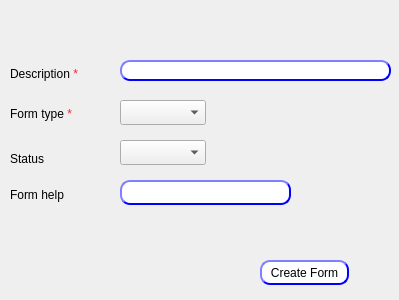
Above: presentation/authorization_ui/createForm.ui from shymaa123456/HyperPOS2020 before the change. Below: the same form after it.
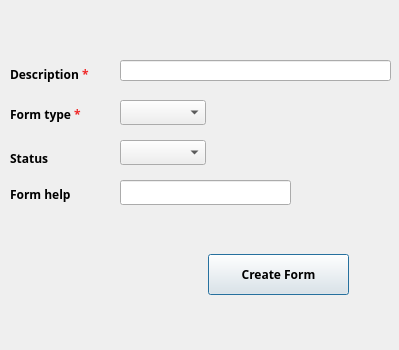
That is the form after the change.

Diff of the .ui file:
```diff
--- a/presentation/authorization_ui/createForm.ui
+++ b/presentation/authorization_ui/createForm.ui
@@ -7,9 +7,21 @@
     <x>0</x>
     <y>0</y>
     <width>399</width>
-    <height>300</height>
+    <height>350</height>
    </rect>
   </property>
+  <property name="minimumSize">
+   <size>
+    <width>399</width>
+    <height>350</height>
+   </size>
+  </property>
+  <property name="maximumSize">
+   <size>
+    <width>399</width>
+    <height>350</height>
+   </size>
+  </property>
   <property name="windowTitle">
    <string>Form</string>
   </property>
@@ -26,35 +38,19 @@
   <widget class="QPushButton" name="BTN_createForm">
    <property name="geometry">
     <rect>
-     <x>260</x>
-     <y>260</y>
-     <width>89</width>
-     <height>25</height>
+     <x>208</x>
+     <y>254</y>
+     <width>141</width>
+     <height>41</height>
     </rect>
    </property>
-   <property name="styleSheet">
-    <string notr="true">QPushButton{
-                                        background-color: white;
-                                        border-style: outset;
-                                        border-width: 2px;
-                                        border-radius: 10px;
-                                        border-color: blue;
-                                        min-width: 6em;
-                                        }
-                                        QPushButton:hover {
-                                        background: qradialgradient(
-                                        cx: 0.3, cy: -0.4, fx: 0.3, fy: -0.4,
-                                        radius: 1.35, stop: 0 #fff, stop: 1 #bbb
-                                        );
-                                        }
-                                        QPushButton:pressed {
-                                        border-style: inset;
-                                        background: qradialgradient(
-                                        cx: 0.4, cy: -0.1, fx: 0.4, fy: -0.1,
-                                        radius: 1.35, stop: 0 #fff, stop: 1 #ddd
-                                        );
-                                        }
-                                    </string>
+   <property name="font">
+    <font>
+     <family>29LT Bukra Regular</family>
+     <pointsize>9</pointsize>
+     <weight>75</weight>
+     <bold>true</bold>
+    </font>
    </property>
    <property name="text">
     <string>Create Form</string>
@@ -69,6 +65,14 @@
      <height>29</height>
     </rect>
    </property>
+   <property name="font">
+    <font>
+     <family>29LT Bukra Regular</family>
+     <pointsize>9</pointsize>
+     <weight>75</weight>
+     <bold>true</bold>
+    </font>
+   </property>
    <property name="text">
     <string>&lt;html&gt;&lt;head/&gt;&lt;body&gt;&lt;p&gt;Description &lt;span style=&quot; color:#ef2929;&quot;&gt;*&lt;/span&gt;&lt;/p&gt;&lt;/body&gt;&lt;/html&gt;</string>
    </property>
@@ -82,6 +86,14 @@
      <height>17</height>
     </rect>
    </property>
+   <property name="font">
+    <font>
+     <family>29LT Bukra Regular</family>
+     <pointsize>9</pointsize>
+     <weight>75</weight>
+     <bold>true</bold>
+    </font>
+   </property>
    <property name="text">
     <string>Status</string>
    </property>
@@ -95,29 +107,13 @@
      <height>21</height>
     </rect>
    </property>
-   <property name="styleSheet">
-    <string notr="true">QLineEdit{
-                                        background-color: white;
-                                        border-style: outset;
-                                        border-width: 2px;
-                                        border-radius: 10px;
-                                        border-color: blue;
-                                        min-width: 6em;
-                                        }
-                                        QLineEdit:hover {
-                                        background: qradialgradient(
-                                        cx: 0.3, cy: -0.4, fx: 0.3, fy: -0.4,
-                                        radius: 1.35, stop: 0 #fff, stop: 1 #bbb
-                                        );
-                                        }
-                                       QLineEdit:pressed {
-                                        border-style: inset;
-                                        background: qradialgradient(
-                                        cx: 0.4, cy: -0.1, fx: 0.4, fy: -0.1,
-                                        radius: 1.35, stop: 0 #fff, stop: 1 #ddd
-                                        );
-                                        }
-                                    </string>
+   <property name="font">
+    <font>
+     <family>29LT Bukra Regular</family>
+     <pointsize>9</pointsize>
+     <weight>75</weight>
+     <bold>true</bold>
+    </font>
    </property>
   </widget>
   <widget class="QLabel" name="label_7">
@@ -129,6 +125,14 @@
      <height>29</height>
     </rect>
    </property>
+   <property name="font">
+    <font>
+     <family>29LT Bukra Regular</family>
+     <pointsize>9</pointsize>
+     <weight>75</weight>
+     <bold>true</bold>
+    </font>
+   </property>
    <property name="text">
     <string>&lt;html&gt;&lt;head/&gt;&lt;body&gt;&lt;p&gt;Form type&lt;span style=&quot; color:#ef2929;&quot;&gt;
                     *&lt;/span&gt;&lt;/p&gt;&lt;/body&gt;&lt;/html&gt;
@@ -144,29 +148,13 @@
      <height>25</height>
     </rect>
    </property>
-   <property name="styleSheet">
-    <string notr="true">QLineEdit{
-                                        background-color: white;
-                                        border-style: outset;
-                                        border-width: 2px;
-                                        border-radius: 10px;
-                                        border-color: blue;
-                                        min-width: 6em;
-                                        }
-                                        QLineEdit:hover {
-                                        background: qradialgradient(
-                                        cx: 0.3, cy: -0.4, fx: 0.3, fy: -0.4,
-                                        radius: 1.35, stop: 0 #fff, stop: 1 #bbb
-                                        );
-                                        }
-                                       QLineEdit:pressed {
-                                        border-style: inset;
-                                        background: qradialgradient(
-                                        cx: 0.4, cy: -0.1, fx: 0.4, fy: -0.1,
-                                        radius: 1.35, stop: 0 #fff, stop: 1 #ddd
-                                        );
-                                        }
-                                    </string>
+   <property name="font">
+    <font>
+     <family>29LT Bukra Regular</family>
+     <pointsize>9</pointsize>
+     <weight>75</weight>
+     <bold>true</bold>
+    </font>
    </property>
    <property name="placeholderText">
     <string/>
@@ -181,6 +169,14 @@
      <height>29</height>
     </rect>
    </property>
+   <property name="font">
+    <font>
+     <family>29LT Bukra Regular</family>
+     <pointsize>9</pointsize>
+     <weight>75</weight>
+     <bold>true</bold>
+    </font>
+   </property>
    <property name="text">
     <string>Form help</string>
    </property>
```
Left out of the diff: 16 changed lines with no effect on the pictures.
